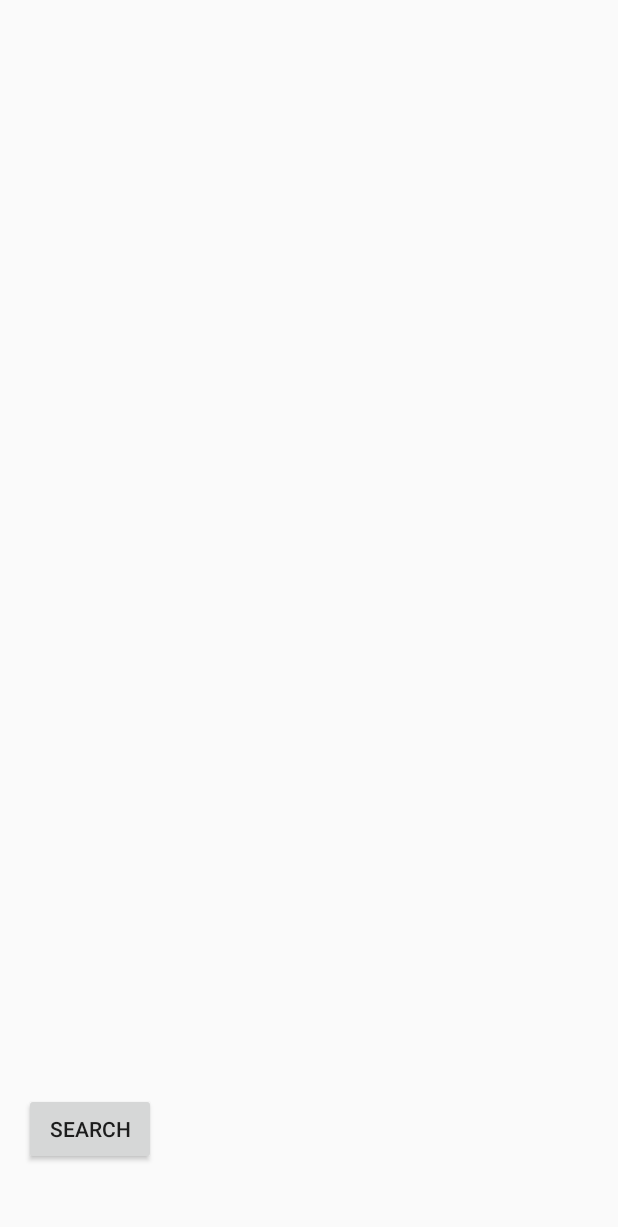
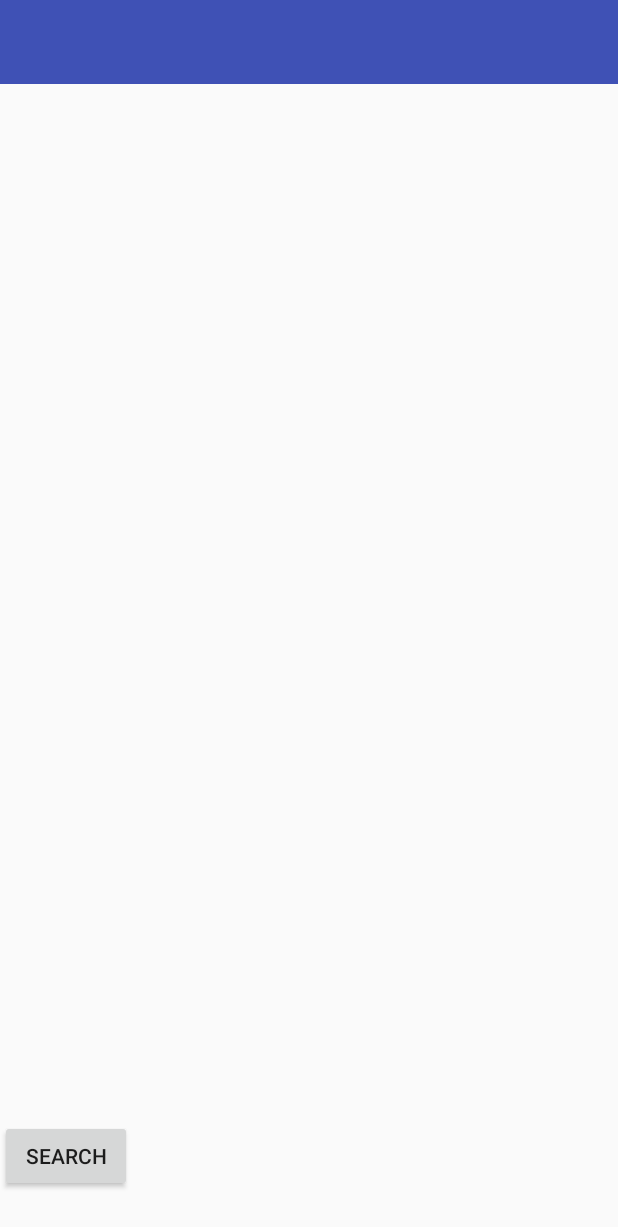
Before and after one commit to lee-sunmin/NaverTest, an Android app: the layout activity_main.xml on its own in the app's theme, with its tools: preview values and no code run, on a phone screen of 412 x 824 dp. Shown: the top 1227 px of the screen. Run offline under Robolectric (Android 15) with nearby library versions, the phone set to English and light mode, and no system bars.

Commit message:
add tool bar & ..

```diff
--- a/app/src/main/java/com/example/hongssang/navertest/DBAdapter.java
+++ b/app/src/main/java/com/example/hongssang/navertest/DBAdapter.java
@@ -24,7 +24,7 @@ public class DBAdapter extends SQLiteOpenHelper{
         // 최초에 데이터베이스가 없을 경우 생성을 위해 호출됨
         // 데이블 생성하는 코드 작성
         String sql = "create table mytable(id integer primary key autoincrement, " +
-                "name text, callNumber text, menu text );";
+                "name text,call text,menu text,x Double,y Double,image text);";
 
         db.execSQL(sql);
     }
--- a/app/src/main/res/layout/activity_main.xml
+++ b/app/src/main/res/layout/activity_main.xml
@@ -1,19 +1,27 @@
 <?xml version="1.0" encoding="utf-8"?>
+
 <RelativeLayout xmlns:android="http://schemas.android.com/apk/res/android"
     xmlns:tools="http://schemas.android.com/tools"
     android:layout_width="match_parent"
     android:layout_height="match_parent"
-    android:paddingBottom="@dimen/activity_vertical_margin"
-    android:paddingLeft="@dimen/activity_horizontal_margin"
-    android:paddingRight="@dimen/activity_horizontal_margin"
-    android:paddingTop="@dimen/activity_vertical_margin"
+    xmlns:app="http://schemas.android.com/apk/res-auto"
     tools:context="com.example.hongssang.navertest.MainActivity">
+
+    <android.support.v7.widget.Toolbar
+        android:id="@+id/my_awesome_toolbar"
+        android:layout_height="wrap_content"
+        android:layout_width="match_parent"
+        android:minHeight="?attr/actionBarSize"
+        android:background="?attr/colorPrimary"
+        app:titleTextColor="#fff"
+        />
 
     <LinearLayout
         android:orientation="vertical"
         android:layout_width="match_parent"
         android:layout_height="match_parent"
-        android:weightSum="1">
+        android:weightSum="1"
+        android:layout_below="@+id/my_awesome_toolbar">
 
         <LinearLayout
             android:id="@+id/map_wrap"
--- a/app/src/main/res/values/styles.xml
+++ b/app/src/main/res/values/styles.xml
@@ -1,7 +1,7 @@
 <resources>
 
     <!-- Base application theme. -->
-    <style name="AppTheme" parent="Theme.AppCompat.Light.DarkActionBar">
+    <style name="AppTheme" parent="Theme.AppCompat.Light.NoActionBar">//DarkActionBar">
         <!-- Customize your theme here. -->
         <item name="colorPrimary">@color/colorPrimary</item>
         <item name="colorPrimaryDark">@color/colorPrimaryDark</item>
```
Also changed, not shown: app/src/main/java/com/example/hongssang/navertest/MainActivity.java (+48 -3 lines).
